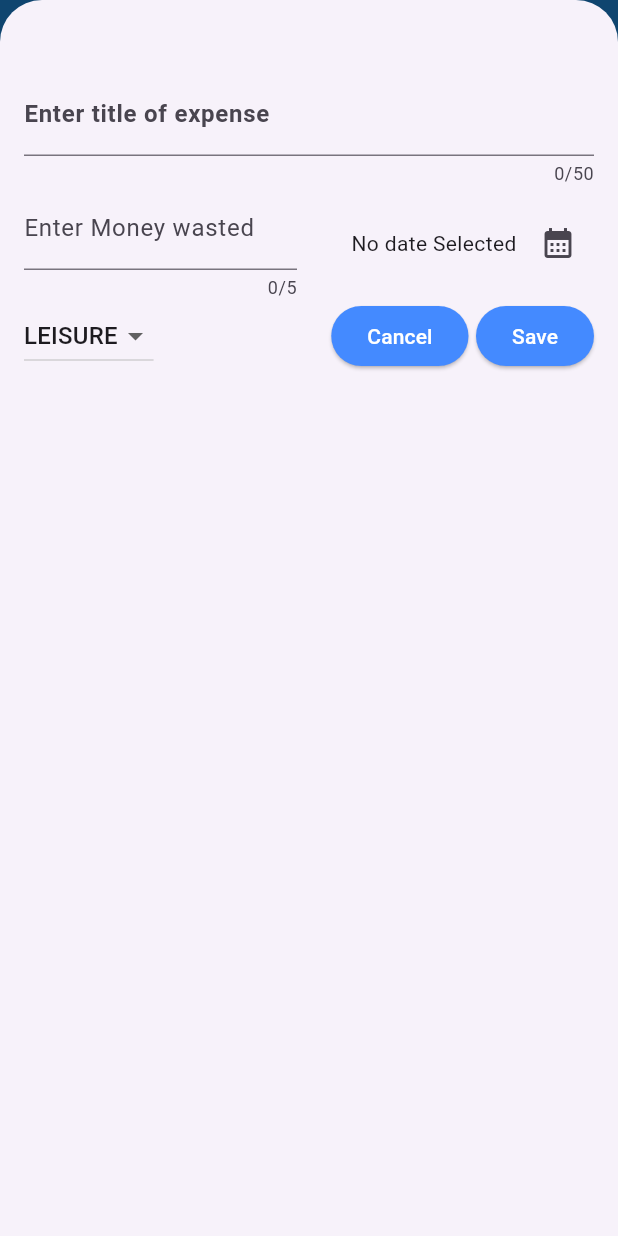
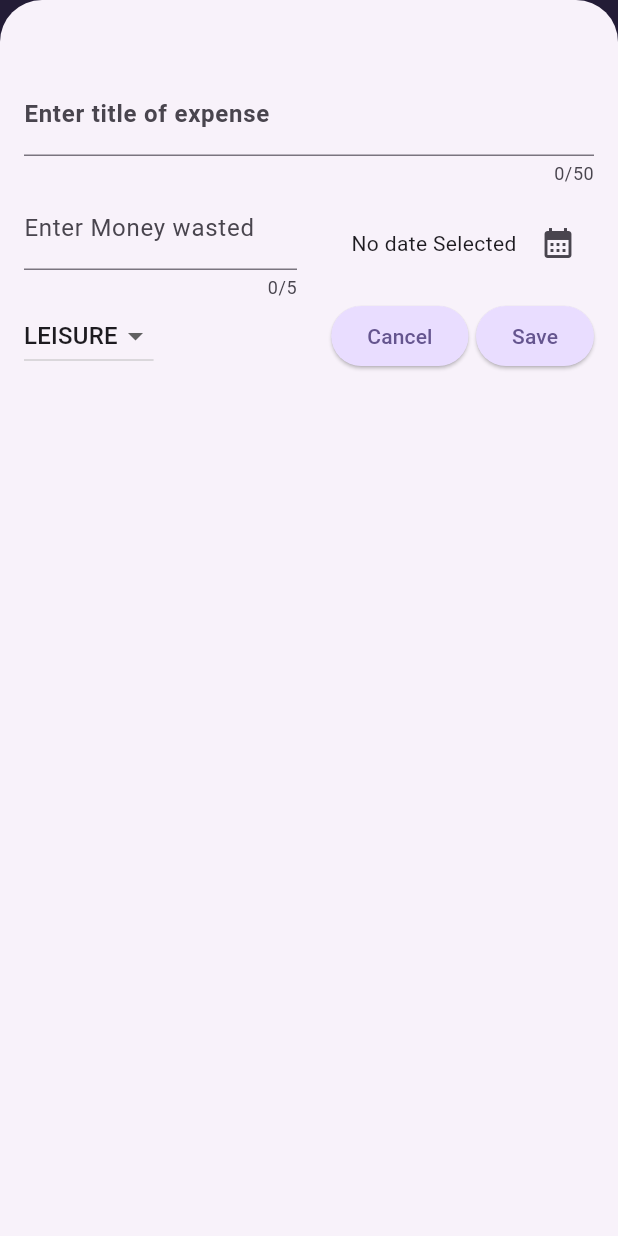
Before and after one commit to i-Abdulhaseeb/expense_tracker_app, a Flutter app: the screen it shows after launch, after a tap on the "add" icon, on a phone screen of 412 x 824 dp. Run offline on Flutter 3.47's test engine with Material 3 defaults, Android fonts, the phone set to English and light mode, and no system bars.

Commit message:
Introduced Theme

```diff
--- a/lib/main.dart
+++ b/lib/main.dart
@@ -1,6 +1,32 @@
 import 'package:flutter/material.dart';
 import 'package:expense_tracker_app/widgets/expenses.dart';
 
+var kcolorScheme = ColorScheme.fromSeed(
+  seedColor: Color.fromARGB(255, 96, 59, 181),
+);
 void main() {
-  runApp(MaterialApp(theme: ThemeData(useMaterial3: true), home: Expenses()));
+  runApp(
+    MaterialApp(
+      theme: ThemeData().copyWith(
+        colorScheme: kcolorScheme,
+        appBarTheme: AppBarTheme().copyWith(
+          backgroundColor: kcolorScheme.onPrimaryContainer,
+          foregroundColor: kcolorScheme.primaryContainer,
+        ),
+        cardTheme: CardThemeData().copyWith(
+          color: kcolorScheme.secondaryContainer,
+          margin: EdgeInsets.all(10),
+        ),
+        elevatedButtonTheme: ElevatedButtonThemeData(
+          style: ElevatedButton.styleFrom(
+            backgroundColor: kcolorScheme.primaryContainer,
+          ),
+        ),
+        textTheme: ThemeData().textTheme.copyWith(
+          titleLarge: TextStyle(fontWeight: FontWeight.bold, fontSize: 20),
+        ),
+      ),
+      home: Expenses(),
+    ),
+  );
 }
--- a/lib/widgets/expenses.dart
+++ b/lib/widgets/expenses.dart
@@ -72,7 +72,6 @@ class _ExpensesState extends State<Expenses> {
         actions: [
           IconButton(onPressed: _showAddExpense, icon: Icon(Icons.add)),
         ],
-        backgroundColor: Colors.blue,
       ),
       body: Center(
         child: Column(
--- a/lib/widgets/new_expense.dart
+++ b/lib/widgets/new_expense.dart
@@ -140,10 +140,7 @@ class _NewExpenseState extends State<NewExpense> {
                 onPressed: () {
                   Navigator.pop(context);
                 },
-                style: ElevatedButton.styleFrom(
-                  backgroundColor: Colors.blueAccent,
-                  foregroundColor: Colors.white,
-                ),
+
                 child: Text("Cancel"),
               ),
               SizedBox(width: 5),
@@ -151,10 +148,7 @@ class _NewExpenseState extends State<NewExpense> {
                 onPressed: () {
                   submission();
                 },
-                style: ElevatedButton.styleFrom(
-                  backgroundColor: Colors.blueAccent,
-                  foregroundColor: Colors.white,
-                ),
+
                 child: Text("Save"),
               ),
             ],
```
Also changed, not shown: lib/widgets/expenses_list/expense_item.dart (+9 -3 lines), lib/widgets/expenses_list/expense_list.dart (+7 -0 lines).
